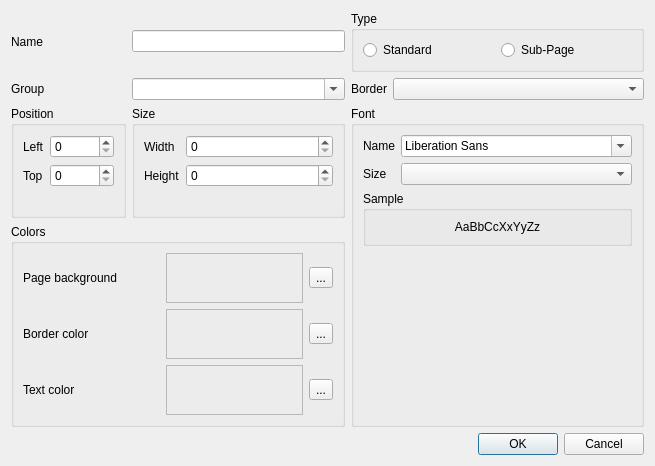
The window that src/taddpopupdialog.ui (TheLord45/tsurface) describes before a commit, drawn with Qt 5.
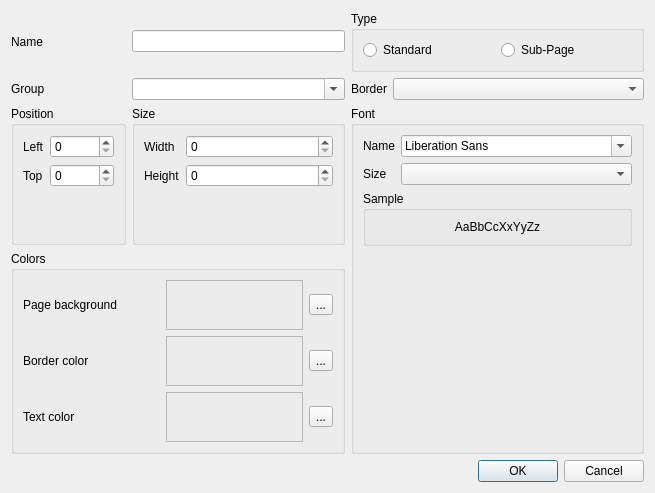
The same window after the commit.

Patch:
```diff
--- a/src/taddpopupdialog.ui
+++ b/src/taddpopupdialog.ui
@@ -7,7 +7,7 @@
     <x>0</x>
     <y>0</y>
     <width>655</width>
-    <height>466</height>
+    <height>493</height>
    </rect>
   </property>
   <property name="windowTitle">
```
Left out of the diff: 3 changed lines with no effect on the pictures.
